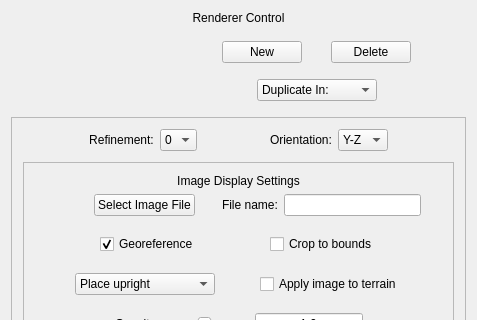
This is apps/vaporgui/guis/ui/twoDimagetab.ui in yyr/vapor as Qt 5 draws it before an edit; both pictures show x 0 to 477 and y 0 to 320 of the 477 by 1170 pixel window. The edited form follows.
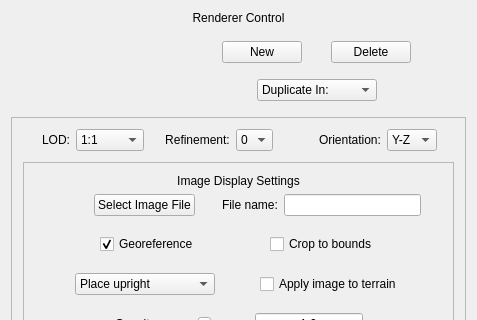
This is the edited form. Custom widgets are drawn as their Qt base class.

Commit message: Added LOD selector to tabs

Diff of the .ui file:
```diff
--- a/apps/vaporgui/guis/ui/twoDimagetab.ui
+++ b/apps/vaporgui/guis/ui/twoDimagetab.ui
@@ -34,9 +34,9 @@
   <property name="toolTip">
    <string/>
   </property>
-  <layout class="QHBoxLayout">
+  <layout class="QHBoxLayout" name="horizontalLayout_3">
    <item>
-    <layout class="QVBoxLayout">
+    <layout class="QVBoxLayout" name="verticalLayout_2">
      <item>
       <widget class="QLabel" name="textLabel1">
        <property name="text">
@@ -51,7 +51,7 @@
       </widget>
      </item>
      <item>
-      <layout class="QHBoxLayout">
+      <layout class="QHBoxLayout" name="topQHBox">
        <item>
         <widget class="InstanceTable" name="instanceTable" native="true">
          <property name="minimumSize">
@@ -266,7 +266,7 @@
       </spacer>
      </item>
      <item>
-      <widget class="QFrame" name="frame11">
+      <widget class="QFrame" name="mainFrame">
        <property name="whatsThis">
         <string>The 2D panel controls the location and size of a 2-dimensional planar region that is placed within the full data volume.   Horizontal (X-Y) 2D variables can be displayed in this region or mapped to the terrain (on terrain-following grids).  In image mode, geo-referenced images are displayed. This panel controls positioning and color-mapping of the planar region and, in data mode, allows querying variable values and flow seed placement.</string>
        </property>
@@ -276,11 +276,11 @@
        <property name="frameShadow">
         <enum>QFrame::Raised</enum>
        </property>
-       <layout class="QHBoxLayout">
+       <layout class="QHBoxLayout" name="horizontalLayout_2">
         <item>
-         <layout class="QVBoxLayout">
+         <layout class="QVBoxLayout" name="verticalLayout">
           <item>
-           <layout class="QHBoxLayout">
+           <layout class="QHBoxLayout" name="horizontalLayout">
             <item>
              <spacer name="spacer59_3">
               <property name="orientation">
@@ -297,6 +297,48 @@
               </property>
              </spacer>
             </item>
+            <item>
+             <widget class="QLabel" name="label">
+              <property name="text">
+               <string>LOD:</string>
+              </property>
+              <property name="alignment">
+               <set>Qt::AlignCenter</set>
+              </property>
+             </widget>
+            </item>
+            <item>
+             <widget class="QComboBox" name="lodCombo">
+              <item>
+               <property name="text">
+                <string>1:1</string>
+               </property>
+              </item>
+              <item>
+               <property name="text">
+                <string>100:1</string>
+               </property>
+              </item>
+              <item>
+               <property name="text">
+                <string>1000:1</string>
+               </property>
+              </item>
+             </widget>
+            </item>
+            <item>
+             <spacer name="horizontalSpacer">
+              <property name="orientation">
+               <enum>Qt::Horizontal</enum>
+              </property>
+              <property name="sizeHint" stdset="0">
+               <size>
+                <width>17</width>
+                <height>20</height>
+               </size>
+              </property>
+             </spacer>
+            </item>
             <item>
              <widget class="QLabel" name="textLabel1_4_2">
               <property name="toolTip">
@@ -424,7 +466,7 @@
               </property>
               <property name="sizeHint" stdset="0">
                <size>
-                <width>39</width>
+                <width>18</width>
                 <height>20</height>
                </size>
               </property>
```
Left out of the diff: 2 changed lines with no effect on the pictures. The commit also changes 5 other files.
